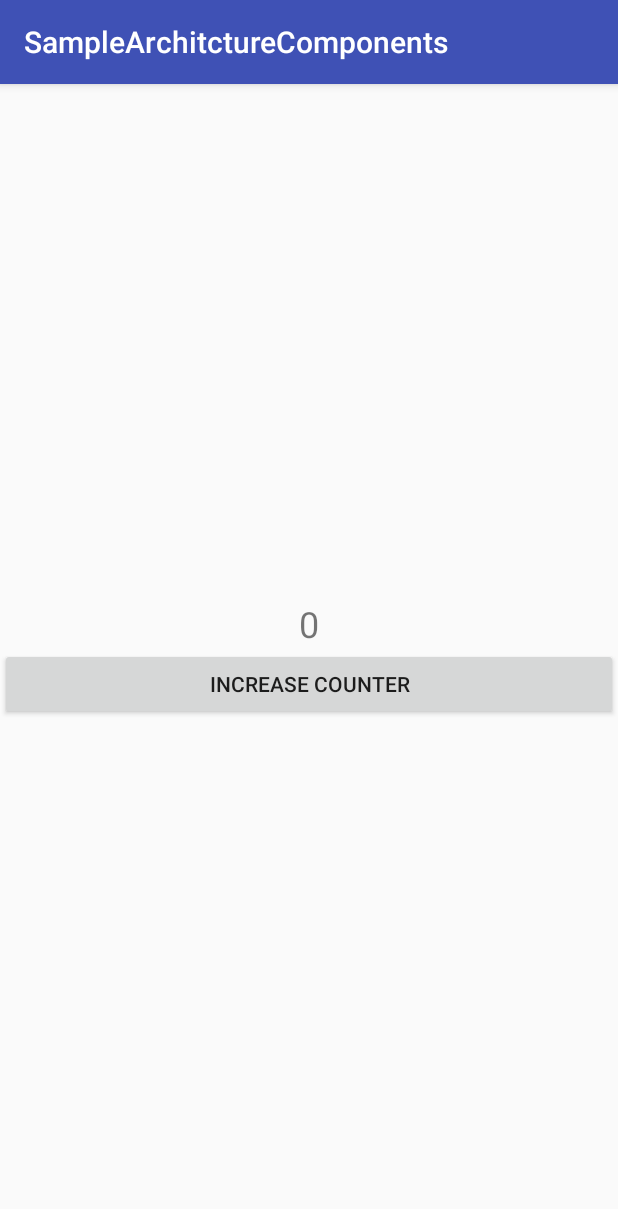
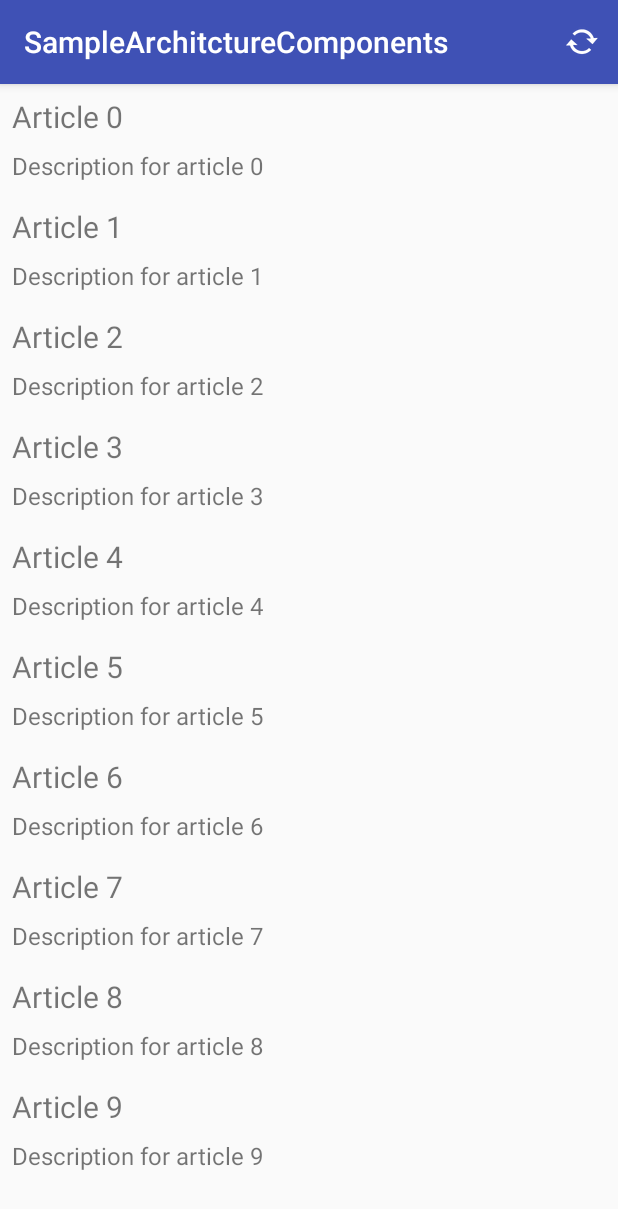
Before and after one commit to rodrigobressan/sample_android_architecture_components, an Android app: the screen it shows after launch (IncrementActivity before the commit, FeedActivity after it), after a tap on "LIVE DATA", on a phone screen of 412 x 824 dp. Shown: the top 1209 px of the screen. Run offline under Robolectric (Android 15) with nearby library versions, the phone set to English and light mode, and no system bars.

Commit message:
LiveData with Recycler View example

```diff
--- a/app/src/main/AndroidManifest.xml
+++ b/app/src/main/AndroidManifest.xml
@@ -20,7 +20,7 @@
 
         <activity android:name=".lifecycle.LifecycleSampleActivity" />
         <activity android:name=".viewmodel.counter.CounterActivity" />
-        <activity android:name=".viewmodel.news.NewsActivity" />
+        <activity android:name=".viewmodel.news.FeedActivity" />
         <activity android:name=".android_viewmodel.WifiListActivity" />
         <activity android:name=".viewmodel.counter.IncrementActivity" />
 
--- a/app/src/main/java/com/rodrigobresan/samplearchitcturecomponents/MainActivity.kt
+++ b/app/src/main/java/com/rodrigobresan/samplearchitcturecomponents/MainActivity.kt
@@ -5,8 +5,8 @@ import android.os.Bundle
 import android.support.v7.app.AppCompatActivity
 import com.rodrigobresan.samplearchitcturecomponents.android_viewmodel.WifiListActivity
 import com.rodrigobresan.samplearchitcturecomponents.lifecycle.LifecycleSampleActivity
-import com.rodrigobresan.samplearchitcturecomponents.viewmodel.counter.CounterActivity
 import com.rodrigobresan.samplearchitcturecomponents.viewmodel.counter.IncrementActivity
+import com.rodrigobresan.samplearchitcturecomponents.viewmodel.news.FeedActivity
 import com.rodrigobresan.samplearchitcturecomponents.viewmodel.news.NewsActivity
 import kotlinx.android.synthetic.main.activity_main.*
 
@@ -20,7 +20,7 @@ class MainActivity : AppCompatActivity() {
         btn_main_lifecycle.setOnClickListener { openActivity(LifecycleSampleActivity.provideIntent(this)) }
         btn_main_viewmodel.setOnClickListener { openActivity(NewsActivity.provideIntent(this)) }
         btn_main_android_viewmodel.setOnClickListener { openActivity(WifiListActivity.provideIntent(this)) }
-        btn_main_livedata.setOnClickListener { openActivity(IncrementActivity.provideIntent(this)) }
+        btn_main_livedata.setOnClickListener { openActivity(FeedActivity.provideIntent(this)) }
     }
 
     private fun openActivity(intent: Intent) {
--- /dev/null
+++ b/app/src/main/java/com/rodrigobresan/samplearchitcturecomponents/livedata/feed/FeedActivity.kt
@@ -0,0 +1,55 @@
+package com.rodrigobresan.samplearchitcturecomponents.viewmodel.news
+
+import android.arch.lifecycle.Observer
+import android.arch.lifecycle.ViewModelProviders
+import android.content.Context
+import android.content.Intent
+import android.os.Bundle
+import android.support.v7.app.AppCompatActivity
+import android.support.v7.widget.LinearLayoutManager
+import android.view.Menu
+import android.view.MenuItem
+import com.rodrigobresan.samplearchitcturecomponents.R
+import kotlinx.android.synthetic.main.activity_news.*
+
+class FeedActivity : AppCompatActivity() {
+
+    private val newsViewModel by lazy { ViewModelProviders.of(this).get(FeedItemViewModel::class.java) }
+
+    companion object {
+        fun provideIntent(context: Context): Intent {
+            var intent = Intent(context, FeedActivity::class.java)
+            return intent
+        }
+    }
+
+    override fun onCreate(savedInstanceState: Bundle?) {
+        super.onCreate(savedInstanceState)
+
+        setContentView(R.layout.activity_news)
+
+        val adapter = FeedAdapter()
+        rv_news.layoutManager = LinearLayoutManager(this)
+        rv_news.adapter = adapter
+
+        newsViewModel.getNewsArticles().observe(this, Observer {
+            it?.let {
+                adapter.swapArticles(it)
+            }
+        })
+    }
+
+    override fun onCreateOptionsMenu(menu: Menu?): Boolean {
+        menuInflater.inflate(R.menu.items_feed_activity, menu)
+        return super.onCreateOptionsMenu(menu)
+    }
+
+    override fun onOptionsItemSelected(item: MenuItem?): Boolean {
+        when (item?.itemId) {
+            R.id.item_feed_refresh -> {
+                newsViewModel.updateFeed()
+            }
+        }
+        return super.onOptionsItemSelected(item)
+    }
+}
--- /dev/null
+++ b/app/src/main/java/com/rodrigobresan/samplearchitcturecomponents/livedata/feed/FeedAdapter.kt
@@ -0,0 +1,40 @@
+package com.rodrigobresan.samplearchitcturecomponents.viewmodel.news
+
+import android.support.v7.widget.RecyclerView
+import android.view.LayoutInflater
+import android.view.View
+import android.view.ViewGroup
+import android.widget.TextView
+import com.rodrigobresan.samplearchitcturecomponents.R
+
+class FeedAdapter : RecyclerView.Adapter<FeedAdapter.NewsViewHolder>() {
+
+    lateinit var newsList: List<FeedItem>
+
+    fun swapArticles(newsArticles: List<FeedItem>) {
+        this.newsList = newsArticles
+        notifyDataSetChanged()
+    }
+
+    override fun getItemCount(): Int {
+        return newsList.size
+    }
+
+    override fun onBindViewHolder(holder: NewsViewHolder, position: Int) {
+        val item = newsList[position]
+
+        holder.txtTitle.text = item.title
+        holder.txtDescription.text = item.description
+    }
+
+    override fun onCreateViewHolder(parent: ViewGroup, viewType: Int): NewsViewHolder {
+        val view = LayoutInflater.from(parent.context).inflate(R.layout.item_article, parent, false)
+        return NewsViewHolder(view)
+    }
+
+    class NewsViewHolder(itemView: View) : RecyclerView.ViewHolder(itemView) {
+        var txtTitle: TextView = itemView.findViewById(R.id.txt_item_article_title)
+        var txtDescription: TextView = itemView.findViewById(R.id.txt_item_article_description)
+    }
+
+}
--- /dev/null
+++ b/app/src/main/java/com/rodrigobresan/samplearchitcturecomponents/livedata/feed/FeedItem.kt
@@ -0,0 +1,6 @@
+package com.rodrigobresan.samplearchitcturecomponents.viewmodel.news
+
+data class FeedItem(
+        var title: String = "",
+        var description: String = ""
+)
--- /dev/null
+++ b/app/src/main/java/com/rodrigobresan/samplearchitcturecomponents/livedata/feed/FeedItemViewModel.kt
@@ -0,0 +1,18 @@
+package com.rodrigobresan.samplearchitcturecomponents.viewmodel.news
+
+import android.arch.lifecycle.MutableLiveData
+import android.arch.lifecycle.ViewModel
+
+class FeedItemViewModel : ViewModel() {
+
+    var itemList: MutableLiveData<List<FeedItem>> = MutableLiveData()
+
+    init {
+        itemList.value = FeedRepository.getArticles()
+    }
+
+    fun getNewsArticles() = itemList
+    fun updateFeed() {
+        itemList.value = FeedRepository.getAnotherArticles()
+    }
+}
--- /dev/null
+++ b/app/src/main/java/com/rodrigobresan/samplearchitcturecomponents/livedata/feed/FeedRepository.kt
@@ -0,0 +1,35 @@
+package com.rodrigobresan.samplearchitcturecomponents.viewmodel.news
+
+import kotlin.repeat
+
+class FeedRepository {
+
+    companion object {
+        fun getArticles(): ArrayList<FeedItem> {
+
+            var articleList = arrayListOf<FeedItem>()
+
+            repeat(10) {
+                val article = FeedItem("Article " + it,
+                        "Description for article " + it)
+                articleList.add(article)
+            }
+
+            return articleList
+        }
+
+        fun getAnotherArticles(): ArrayList<FeedItem> {
+
+            var articleList = arrayListOf<FeedItem>()
+
+            repeat(10) {
+                val article = FeedItem("Another Article " + it,
+                        "Description for another article " + it)
+                articleList.add(article)
+            }
+
+            return articleList
+        }
+
+    }
+}
--- a/app/src/main/java/com/rodrigobresan/samplearchitcturecomponents/livedata/IncrementViewModel.kt
+++ b/app/src/main/java/com/rodrigobresan/samplearchitcturecomponents/livedata/increment/IncrementViewModel.kt
@@ -1,6 +1,5 @@
 package com.rodrigobresan.samplearchitcturecomponents.livedata
 
-import android.arch.lifecycle.LiveData
 import android.arch.lifecycle.MutableLiveData
 import android.arch.lifecycle.ViewModel
 
--- a/app/src/main/java/com/rodrigobresan/samplearchitcturecomponents/viewmodel/news/NewsActivity.kt
+++ b/app/src/main/java/com/rodrigobresan/samplearchitcturecomponents/viewmodel/news/NewsActivity.kt
@@ -12,8 +12,8 @@ import kotlinx.android.synthetic.main.activity_news.*
 class NewsActivity : AppCompatActivity() {
 
     companion object {
-        fun provideIntent(context: Context) : Intent {
-            var intent = Intent(context, NewsActivity::class.java)
+        fun provideIntent(context: Context): Intent {
+            var intent = Intent(context, FeedActivity::class.java)
             return intent
         }
     }
--- a/app/src/main/res/layout/activity_main.xml
+++ b/app/src/main/res/layout/activity_main.xml
@@ -11,8 +11,8 @@
         android:layout_height="wrap_content" />
 
     <Button
+        android:layout_marginTop="32dp"
         android:id="@+id/btn_main_lifecycle"
-        android:layout_marginTop="32dp"
         android:text="Lifecycle"
         android:layout_width="match_parent"
         android:layout_height="wrap_content" />
--- /dev/null
+++ b/app/src/main/res/menu/items_feed_activity.xml
@@ -0,0 +1,9 @@
+<?xml version="1.0" encoding="utf-8"?>
+<menu xmlns:android="http://schemas.android.com/apk/res/android"
+    xmlns:app="http://schemas.android.com/apk/res-auto">
+    <item
+        android:id="@+id/item_feed_refresh"
+        android:icon="@android:drawable/stat_notify_sync"
+        android:title="Refresh"
+        app:showAsAction="always" />
+</menu>
```
Also changed, not shown: app/src/main/java/com/rodrigobresan/samplearchitcturecomponents/livedata/increment/IncrementActivity.kt (renamed from app/src/main/java/com/rodrigobresan/samplearchitcturecomponents/livedata/IncrementActivity.kt).
